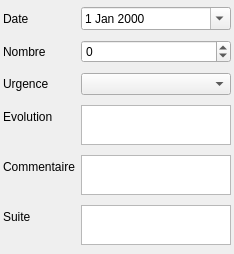
This is Lamia/toolprepro/assainissement/lamiaassainissement_observation_tool_ui.ui in Artelia/Lamia as Qt 5 draws it before an edit. The edited form follows.
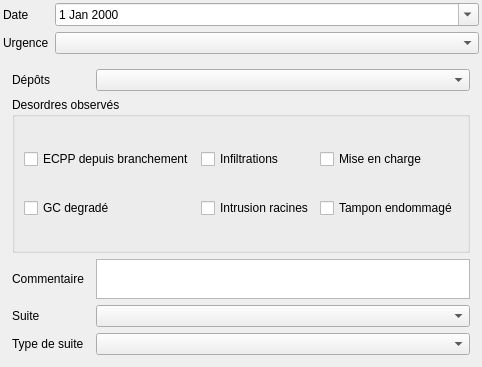
This is the edited form.

Diff of the .ui file:
```diff
--- a/Lamia/toolprepro/assainissement/lamiaassainissement_observation_tool_ui.ui
+++ b/Lamia/toolprepro/assainissement/lamiaassainissement_observation_tool_ui.ui
@@ -6,8 +6,8 @@
    <rect>
     <x>0</x>
     <y>0</y>
-    <width>234</width>
-    <height>254</height>
+    <width>406</width>
+    <height>367</height>
    </rect>
   </property>
   <property name="windowTitle">
@@ -44,26 +44,24 @@
    <item row="2" column="1">
     <widget class="QComboBox" name="comboBox_urgence"/>
    </item>
-   <item row="3" column="0">
-    <widget class="QLabel" name="label_6">
+   <item row="3" column="0" colspan="2">
+    <widget class="QStackedWidget" name="stackedWidget">
+     <property name="currentIndex">
+      <number>0</number>
+     </property>
+     <widget class="QWidget" name="page">
+      <layout class="QGridLayout" name="gridLayout">
+       <item row="5" column="0">
+        <widget class="QLabel" name="label_8">
      <property name="text">
-      <string>Evolution</string>
+          <string>Suite</string>
      </property>
     </widget>
    </item>
-   <item row="3" column="1">
-    <widget class="QTextEdit" name="textEdit_evolution">
-     <property name="sizePolicy">
-      <sizepolicy hsizetype="Expanding" vsizetype="Expanding">
-       <horstretch>0</horstretch>
-       <verstretch>0</verstretch>
-      </sizepolicy>
-     </property>
-     <property name="maximumSize">
-      <size>
-       <width>16777215</width>
-       <height>40</height>
-      </size>
+       <item row="0" column="0">
+        <widget class="QLabel" name="label_4">
+         <property name="text">
+          <string>Dépôts</string>
      </property>
     </widget>
    </item>
@@ -74,7 +72,7 @@
      </property>
     </widget>
    </item>
-   <item row="4" column="1">
+       <item row="4" column="2">
     <widget class="QTextEdit" name="textEdit_comm">
      <property name="sizePolicy">
       <sizepolicy hsizetype="Expanding" vsizetype="Expanding">
@@ -90,41 +88,76 @@
      </property>
     </widget>
    </item>
-   <item row="5" column="0">
-    <widget class="QLabel" name="label_8">
-     <property name="text">
-      <string>Suite</string>
-     </property>
-    </widget>
-   </item>
-   <item row="5" column="1">
-    <widget class="QTextEdit" name="textEdit_suite">
-     <property name="sizePolicy">
-      <sizepolicy hsizetype="Expanding" vsizetype="Expanding">
-       <horstretch>0</horstretch>
-       <verstretch>0</verstretch>
-      </sizepolicy>
-     </property>
-     <property name="maximumSize">
-      <size>
-       <width>16777215</width>
-       <height>40</height>
-      </size>
+       <item row="0" column="2">
+        <widget class="QComboBox" name="comboBox_depots"/>
+       </item>
+       <item row="3" column="0" colspan="3">
+        <widget class="QGroupBox" name="groupBox">
+         <property name="title">
+          <string>Desordres observés</string>
+         </property>
+         <layout class="QGridLayout" name="gridLayout_2">
+          <item row="0" column="1">
+           <widget class="QCheckBox" name="checkBox_infiltration">
+            <property name="text">
+             <string>Infiltrations</string>
      </property>
     </widget>
    </item>
    <item row="1" column="0">
-    <widget class="QLabel" name="label_2">
+           <widget class="QCheckBox" name="checkBox_gcdegrade">
      <property name="text">
-      <string>Nombre</string>
+             <string>GC degradé</string>
      </property>
     </widget>
    </item>
    <item row="1" column="1">
-    <widget class="QSpinBox" name="spinBox_nombre">
-     <property name="minimum">
-      <number>-1</number>
-     </property>
+           <widget class="QCheckBox" name="checkBox_racines">
+            <property name="text">
+             <string>Intrusion racines</string>
+            </property>
+           </widget>
+          </item>
+          <item row="0" column="0">
+           <widget class="QCheckBox" name="checkBox_ecpp">
+            <property name="text">
+             <string>ECPP depuis branchement</string>
+            </property>
+           </widget>
+          </item>
+          <item row="0" column="2">
+           <widget class="QCheckBox" name="checkBox_charge">
+            <property name="text">
+             <string>Mise en charge</string>
+            </property>
+           </widget>
+          </item>
+          <item row="1" column="2">
+           <widget class="QCheckBox" name="checkBox_tamponendommage">
+            <property name="text">
+             <string>Tampon endommagé</string>
+            </property>
+           </widget>
+          </item>
+         </layout>
+        </widget>
+       </item>
+       <item row="5" column="2">
+        <widget class="QComboBox" name="comboBox_suite"/>
+       </item>
+       <item row="6" column="0">
+        <widget class="QLabel" name="label_2">
+         <property name="text">
+          <string>Type de suite</string>
+         </property>
+        </widget>
+       </item>
+       <item row="6" column="2">
+        <widget class="QComboBox" name="comboBox_typesuite"/>
+       </item>
+      </layout>
+     </widget>
+     <widget class="QWidget" name="page_2"/>
     </widget>
    </item>
   </layout>
```
Lines whose indentation alone changed are shown as unchanged.
